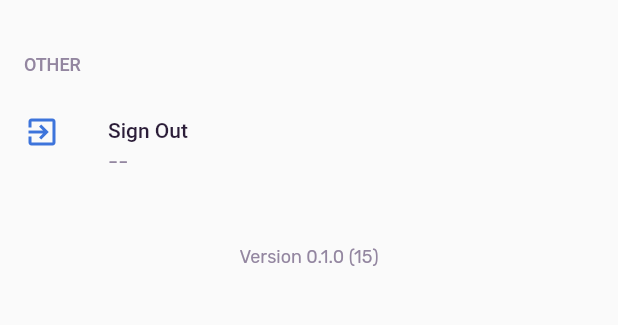
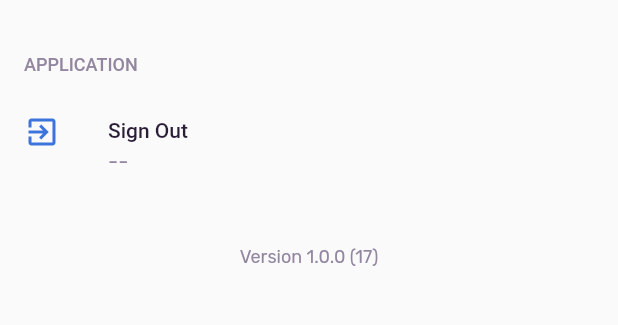
Before and after one commit to getsentry/sentry-mobile-release-health-app, a Flutter app: the Settings screen opened directly, on a phone screen of 412 x 824 dp, the part 558-883 px from its top. Run offline on Flutter 3.47's test engine with Material 2 defaults, Android fonts, the phone set to English and light mode, and no system bars; our stand-ins replace equatable, flutter_markdown, flutter_redux, flutter_secure_storage, flutter_svg, google_fonts and 6 more; missing offline and left inert: clipboard, qr_code_scanner; accounts and stored records are empty; generated files the repository leaves out were written again; statements that could not run were skipped.

Commit message:
Bump version and build number

```diff
--- a/lib/screens/settings/settings.dart
+++ b/lib/screens/settings/settings.dart
@@ -152,7 +152,7 @@ class _SettingsState extends State<Settings> {
               ),
               Padding(
                 padding: const EdgeInsets.symmetric(horizontal: 16.0),
-                child: SettingsHeader('Other'),
+                child: SettingsHeader('Application'),
               ),
               ListTile(
                 title: Text(
--- a/pubspec.yaml
+++ b/pubspec.yaml
@@ -15,7 +15,7 @@ publish_to: "none" # Remove this line if you wish to publish to pub.dev
 # In iOS, build-name is used as CFBundleShortVersionString while build-number used as CFBundleVersion.
 # Read more about iOS versioning at
 # https://developer.apple.com/library/archive/documentation/General/Reference/InfoPlistKeyReference/Articles/CoreFoundationKeys.html
-version: 0.1.0+15
+version: 1.0.0+17
 
 environment:
   sdk: ">=2.8.0 <3.0.0"
```
Also changed, not shown: 1 other file.
